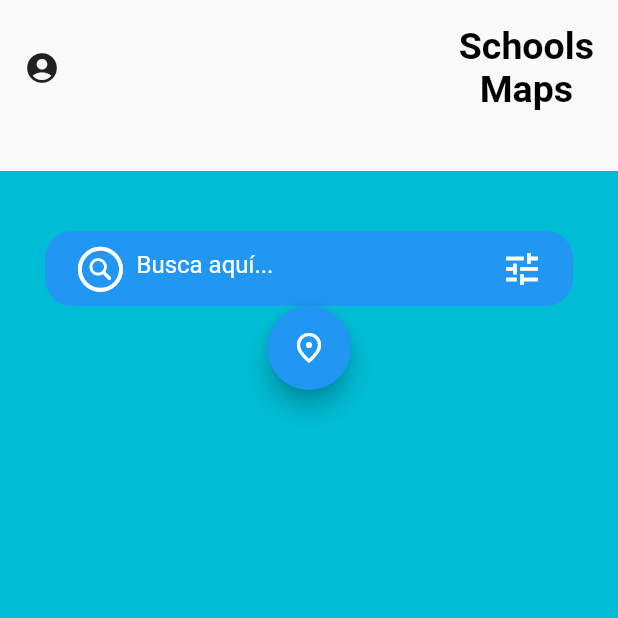
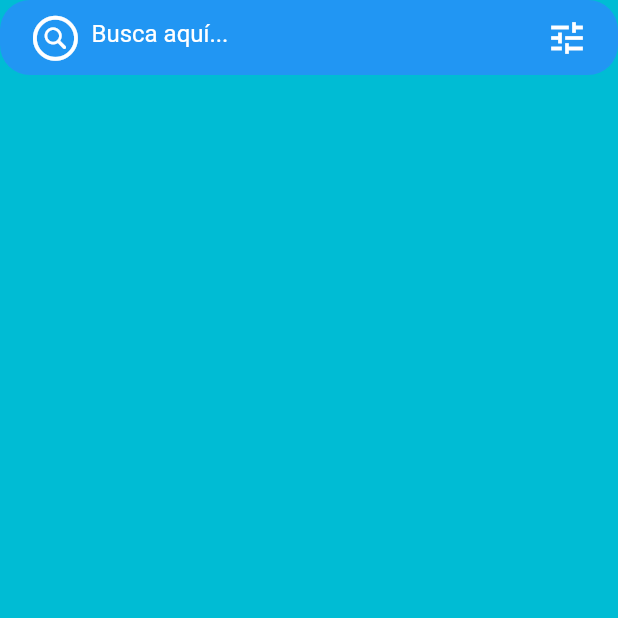
Before and after one commit to MauryBenavidez/School-maps, a Flutter app: the screen it shows after launch, on a phone screen of 412 x 824 dp, the top half of it. Run offline on Flutter 3.47's test engine with Material 2 defaults, Android fonts, the phone set to English and light mode, and no system bars.

Commit message:
Pantalla Inicio
Terminada

```diff
--- a/lib/views/inicio.dart
+++ b/lib/views/inicio.dart
@@ -1,8 +1,8 @@
-import 'dart:js';
+
 
 import 'package:flutter/material.dart';
 import 'package:schools_maps/views/widgets/barra.dart';
-import 'package:schools_maps/views/widgets/botones.dart';
+
 
 
 class Inicio extends StatelessWidget {
@@ -12,8 +12,11 @@ class Inicio extends StatelessWidget {
     return Scaffold(
       body: Container(
      child: _bodyPage(context),
-        ),
+      ),
+
     );
+
+
   }
 
   Widget _bodyPage(BuildContext context) {
@@ -23,11 +26,11 @@ class Inicio extends StatelessWidget {
       children: [
        Padding(
          padding: EdgeInsets.only(
-           top: 16.0,
+           top: 0.0,
            left: 16.0,
            right: 16.0,
            ),
-           child: _appBar(),
+
 
            ),
            _body(),
@@ -39,61 +42,32 @@ class Inicio extends StatelessWidget {
     );
   }
 
-  Widget _appBar() {
-    return Row(
-      mainAxisAlignment: MainAxisAlignment.spaceBetween,
-      children: [
-         Icon(
-           Icons.account_circle
-           ),
-        Column(
-          mainAxisSize: MainAxisSize.max,
-          children: [
-            Text('Schools',style: TextStyle(
-              color: Colors.black,
-              fontWeight: FontWeight.bold,
-              fontSize: 25.0,
-            ),),
-            Row(
-              children: [
-                Text('Maps',style: TextStyle(
-                  color: Colors.black,
-                  fontWeight: FontWeight.bold,
-                  fontSize: 25.0,
-                ),),
-              ],
-            )
-          ],
-        )
-      ],
-    );
-  }
+
 
   Widget _body() {
     return Expanded(
       child: ListView(
-        padding: EdgeInsets.only(top: 40.0),
+
         shrinkWrap: true,
         children: [
           Container(
-            height: 845,
+            height: 945,
             decoration: BoxDecoration(
               color: Colors.cyan,
               borderRadius: BorderRadius.only(
 
-              )
+
+              ),
             ),
             child: Column(
               mainAxisSize: MainAxisSize.max,
               children: [
                 Padding(padding: EdgeInsets.only(
-                  top: 40.0,
-                  left:30.0,
-                  right: 30.0,
+
                 ),
                 child: Barra(),
                 ),
-                Botones(),
+
               ],
             ),
 
@@ -104,4 +78,6 @@ class Inicio extends StatelessWidget {
   }
 
 
+
+
 }
--- a/lib/views/widgets/barra.dart
+++ b/lib/views/widgets/barra.dart
@@ -16,7 +16,8 @@ class Barra extends StatelessWidget {
       decoration: BoxDecoration(
         color: Colors.blue,
 
-        borderRadius:  BorderRadius.circular(18.0),//contorno de la barra de busqueda
+
+        borderRadius:  BorderRadius.circular(20.0),//contorno de la barra de busqueda
       ),
       child: TextField(
         cursorColor: Colors.white,
--- a/lib/views/widgets/botones.dart
+++ /dev/null
@@ -1,18 +0,0 @@
-import 'package:flutter/cupertino.dart';
-import 'package:flutter/material.dart';
-
-class Botones extends StatelessWidget {
-
-
-  @override
-  Widget build(BuildContext context) {
-
-    return FloatingActionButton(
-      child: Icon(Icons.place_outlined),
-      onPressed: (){
-
-      }
-
-      );
-  }
-}
```
